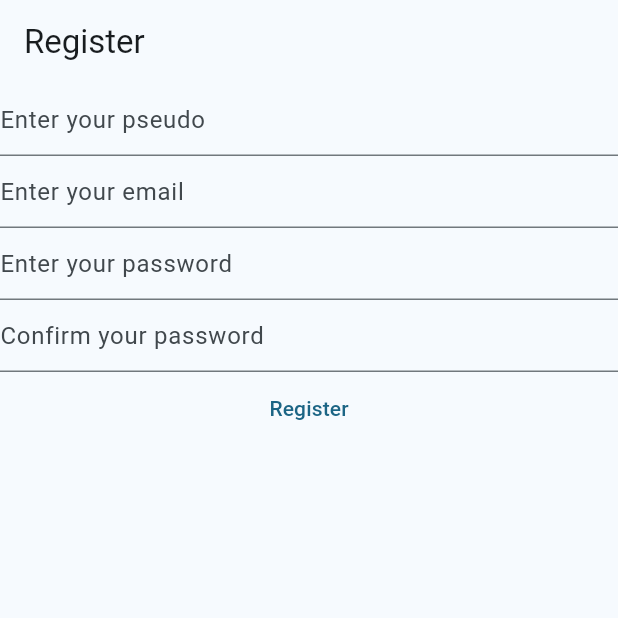
After one commit to Golden76z/sport_app, a Flutter app: the screen it shows after launch, after a tap on "Register", on a phone screen of 412 x 824 dp, the top half of it. The commit adds this screen. Run offline on Flutter 3.47's test engine with Material 3 defaults, Android fonts, the phone set to English and light mode, and no system bars; our stand-ins replace firebase_auth, firebase_core; accounts and stored records are empty; generated files the repository leaves out were written again; network calls fail.

Commit message:
Separated Register/Login Views, main cleaned

```diff
--- /dev/null
+++ b/lib/views/register_view.dart
@@ -0,0 +1,137 @@
+import 'package:firebase_auth/firebase_auth.dart';
+import 'package:firebase_core/firebase_core.dart';
+import 'package:flutter/material.dart';
+import 'package:sport_app/firebase_options.dart';
+
+class RegisterView extends StatefulWidget {
+  const RegisterView({super.key});
+
+  @override
+  State<RegisterView> createState() => _RegisterViewState();
+}
+
+class _RegisterViewState extends State<RegisterView> {
+  // late means i'm going to attribute a value later on
+  late final TextEditingController _username;
+  late final TextEditingController _email;
+  late final TextEditingController _password;
+  late final TextEditingController _passwordConfirm;
+
+  @override
+  void initState() {
+    _username = TextEditingController();
+    _email = TextEditingController();
+    _password = TextEditingController();
+    _passwordConfirm = TextEditingController();
+    super.initState();
+  }
+
+  @override
+  void dispose() {
+    _username.dispose();
+    _email.dispose();
+    _password.dispose();
+    _passwordConfirm.dispose();
+    super.dispose();
+  }
+
+  @override
+  Widget build(BuildContext context) {
+    return Scaffold(
+      appBar: AppBar(
+        title: const Text("Register")
+      ,),
+      // Column means that everything will display in one column
+      body: FutureBuilder(
+        future: Firebase.initializeApp(
+                  options: DefaultFirebaseOptions.currentPlatform,
+        ),
+        builder: (context, snapshot) {
+          switch (snapshot.connectionState) {
+            case ConnectionState.done:
+              return Column(
+          children: [
+            // Display an empty text field on the screen
+            TextField(
+              controller: _username,
+              enableSuggestions: false,
+              autocorrect: false,
+              keyboardType: TextInputType.emailAddress,
+              decoration: const InputDecoration(
+                hintText: "Enter your pseudo"
+              )
+            ),
+            TextField(
+              controller: _email,
+              enableSuggestions: false,
+              autocorrect: false,
+              keyboardType: TextInputType.emailAddress,
+              decoration: const InputDecoration(
+                hintText: "Enter your email"
+              )
+            ),
+            TextField(
+              controller: _password,
+              obscureText: true,
+              enableSuggestions: false,
+              autocorrect: false,
+              decoration:  const InputDecoration(
+                hintText: 'Enter your password'
+              )
+            ),
+            TextField(
+              controller: _passwordConfirm,
+              obscureText: true,
+              enableSuggestions: false,
+              autocorrect: false,
+              decoration:  const InputDecoration(
+                hintText: 'Confirm your password'
+              )
+            ),
+            // Display a text button, child being the content, onPressed is the function
+            TextButton(
+
+              // Function to create a new user
+              onPressed: () async {
+
+                final username = _username.text;
+                final email = _email.text;
+                final password = _password.text;
+                final passwordConfirm = _passwordConfirm.text;
+
+                if (password != passwordConfirm) {
+                  print("Password doesn't match");
+                } else {
+                  try {
+                  // await because this function return a Future
+                  final userCredentials =
+                  await FirebaseAuth.instance.createUserWithEmailAndPassword(
+                    email: email,
+                    password: password
+                    );
+                    print(userCredentials);
+                } on FirebaseAuthException catch(e) {
+                  switch (e.code) {
+                    case "email-already-in-use":
+                      print("Email already used");
+                    case "invalid-email":
+                      print("Invalid Email format");
+                    case "weak-password":
+                      print("Weak password");
+                    default:
+                      print(e.code);
+                  }
+                }
+                }
+              },
+              child: const Text('Register')),
+          ],
+        );
+        default:
+          return const Text('Loading...');
+          }
+        },
+      )
+    );
+  }
+}
```
Also changed, not shown: lib/main.dart (+2 -89 lines), lib/views/login_view.dart (added, +114 -0 lines).
